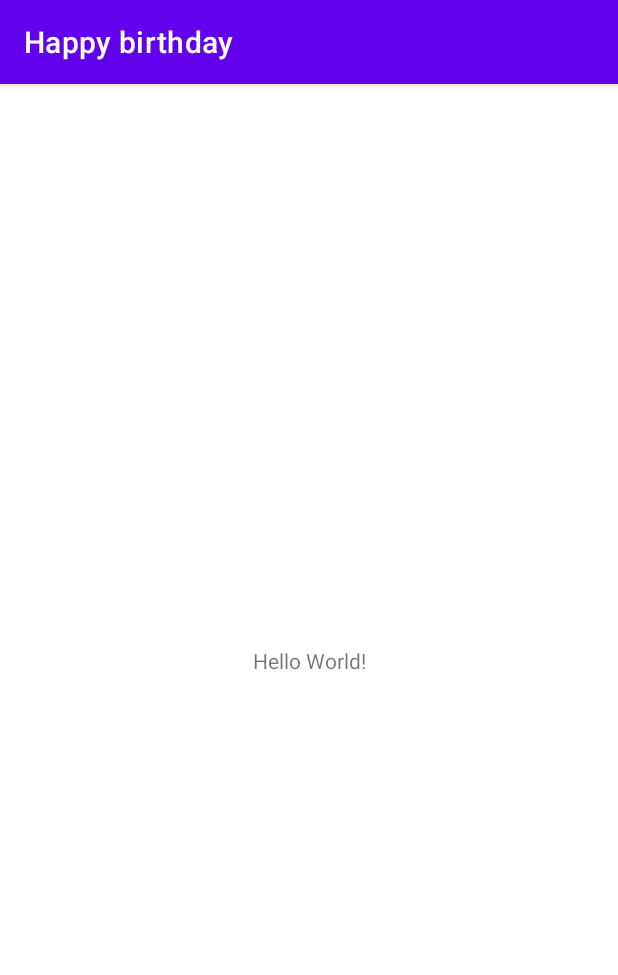
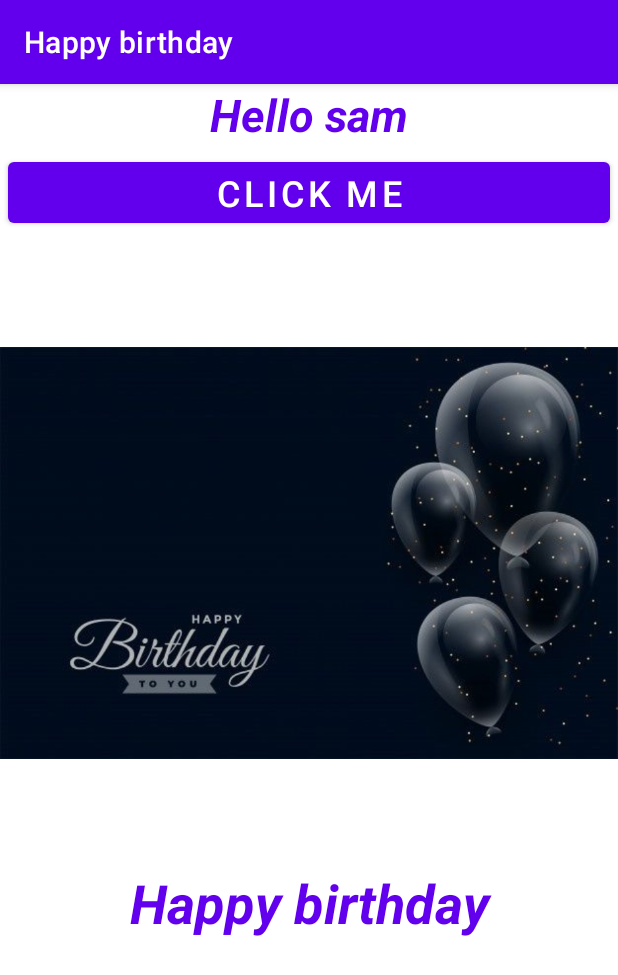
Before and after one commit to samwendo/JAVA-CLASS, an Android app: the screen it shows after launch (MainActivity), on a phone screen of 412 x 824 dp. Shown: the top 975 px of the screen. Run offline under Robolectric (Android 15) with nearby library versions, the phone set to English and light mode, and no system bars.

Commit message:
birthday

```diff
--- a/app/src/main/res/layout/activity_main.xml
+++ b/app/src/main/res/layout/activity_main.xml
@@ -1,18 +1,50 @@
 <?xml version="1.0" encoding="utf-8"?>
-<androidx.constraintlayout.widget.ConstraintLayout xmlns:android="http://schemas.android.com/apk/res/android"
+<LinearLayout xmlns:android="http://schemas.android.com/apk/res/android"
     xmlns:app="http://schemas.android.com/apk/res-auto"
     xmlns:tools="http://schemas.android.com/tools"
     android:layout_width="match_parent"
     android:layout_height="match_parent"
+    android:orientation="vertical"
     tools:context=".MainActivity">
 
+<!--    <TextView-->
+<!--        android:layout_width="wrap_content"-->
+<!--        android:layout_height="wrap_content"-->
+<!--        android:text="Hello World!"-->
+<!--        app:layout_constraintBottom_toBottomOf="parent"-->
+<!--        app:layout_constraintLeft_toLeftOf="parent"-->
+<!--        app:layout_constraintRight_toRightOf="parent"-->
+<!--        app:layout_constraintTop_toTopOf="parent" />-->
     <TextView
-        android:layout_width="wrap_content"
+        android:layout_width="match_parent"
         android:layout_height="wrap_content"
-        android:text="Hello World!"
-        app:layout_constraintBottom_toBottomOf="parent"
-        app:layout_constraintLeft_toLeftOf="parent"
-        app:layout_constraintRight_toRightOf="parent"
-        app:layout_constraintTop_toTopOf="parent" />
+        android:gravity="center"
+        android:text="Hello sam"
+        android:textColor="@color/purple_500"
+        android:textSize="30sp"
+        android:textStyle="normal|bold|italic" />
 
-</androidx.constraintlayout.widget.ConstraintLayout>
+    <Button
+        android:layout_width="match_parent"
+        android:layout_height="wrap_content"
+        android:layout_margin="5dp"
+        android:gravity="center"
+        android:text="click me"
+        android:textAllCaps="true"
+        android:textSize="24sp" />
+
+    <ImageView
+        android:layout_width="match_parent"
+        android:layout_height="wrap_content"
+        android:src="@drawable/birth" />
+
+    <TextView
+        android:layout_width="match_parent"
+        android:layout_height="wrap_content"
+        android:gravity="center"
+        android:text="Happy birthday"
+        android:textColor="@color/purple_500"
+        android:textColorHighlight="@color/purple_700"
+        android:textSize="36sp"
+        android:textStyle="bold|italic" />
+</LinearLayout>
--- a/app/src/main/res/layout/testlayout.xml
+++ b/app/src/main/res/layout/testlayout.xml
@@ -1,6 +1,7 @@
 <?xml version="1.0" encoding="utf-8"?>
 <LinearLayout xmlns:android="http://schemas.android.com/apk/res/android"
-    android:orientation="vertical" android:layout_width="match_parent"
+    android:orientation="vertical"
+    android:layout_width="match_parent"
     android:layout_height="match_parent">
     <TextView
         android:layout_width="match_parent"
@@ -21,13 +22,14 @@
         android:text="Hello there"
         android:layout_margin="5dp"
         />
-    <Button
-        android:layout_width="150dp"
-        android:layout_height="wrap_content"
-        android:text="Hello there"
-        android:layout_margin="5dp"
 
-        />
+        <Button
+            android:layout_width="150dp"
+            android:layout_height="wrap_content"
+            android:layout_margin="5dp"
+            android:text="Hello there"
+
+            />
     </LinearLayout>
 
     <ImageView
```
